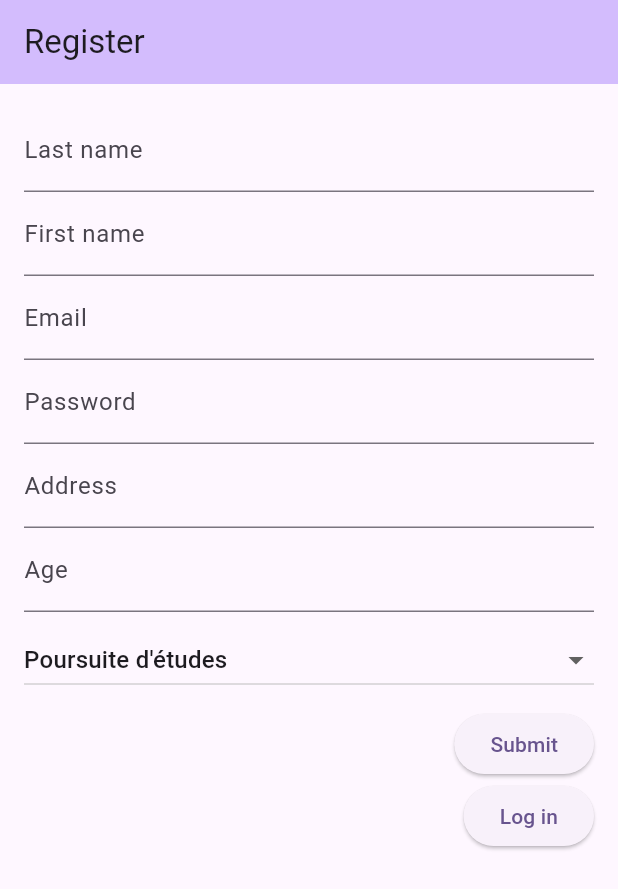
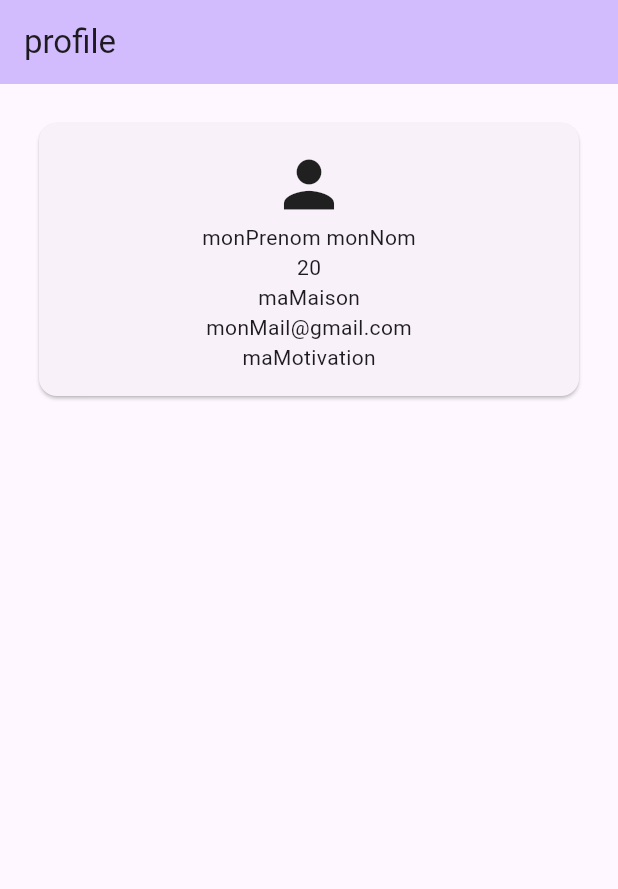
Before and after one commit to Kaylana1968/CodeEvaluator, a Flutter app: the screen it shows after launch, on a phone screen of 412 x 824 dp. Shown: the top 889 px of the screen. Run offline on Flutter 3.47's test engine with Material 3 defaults, Android fonts, the phone set to English and light mode, and no system bars; missing offline and left inert: dart:ffi.

Commit message:
ajout du profil : nom, prenom, email, adresse, age, motivation

```diff
--- /dev/null
+++ b/lib/Vue/profile.dart
@@ -0,0 +1,56 @@
+import 'dart:ffi';
+
+import 'package:flutter/material.dart';
+
+class profilePage extends StatefulWidget {
+  const profilePage({super.key, required this.title});
+
+  final String title;
+
+  @override
+  State<profilePage> createState() => _profilePageState();
+}
+
+class _profilePageState extends State<profilePage> {
+  final TextEditingController emailController = TextEditingController();
+  final TextEditingController passwordController = TextEditingController();
+
+  String lastName = "monNom";
+  String firstName = "monPrenom";
+  int age = 20;
+  String email = "monMail@gmail.com";
+  String address = "maMaison";
+  String motivation = "maMotivation";
+
+
+  @override
+  Widget build(BuildContext context) {
+    return Scaffold(
+      appBar: AppBar(
+        backgroundColor: Theme.of(context).colorScheme.inversePrimary,
+        title: Text(widget.title),
+      ),
+      body: Container(
+        width: double.infinity,
+          margin: const EdgeInsets.all(16.0),
+          child: Card(
+            margin: EdgeInsets.all(10.0),
+            child: Padding(padding: const EdgeInsets.all(16.0),
+              child: Column(
+                mainAxisSize: MainAxisSize.min,
+                crossAxisAlignment: CrossAxisAlignment.center,
+                children: [const Icon(Icons.person,size: 50,),
+                  Text("$firstName $lastName"),
+                  Text(age.toString()),
+                  Text(address),
+                  Text(email),
+                  Text(motivation),
+                ],
+              ),
+            )
+
+          )
+      ),
+    );
+  }
+}
--- a/lib/main.dart
+++ b/lib/main.dart
@@ -1,6 +1,7 @@
 import 'package:flutter/material.dart';
 import 'Vue/register.dart';
 import 'Vue/login.dart';
+import 'Vue/profile.dart';
 
 void main() {
   runApp(const MyApp());
@@ -19,10 +20,11 @@ class MyApp extends StatelessWidget {
           useMaterial3: true,
         ),
         debugShowCheckedModeBanner: false,
-        initialRoute: '/register',
+        initialRoute: '/profile',
         routes: {
           "/register": (context) => const RegistrationPage(title: "Register"),
-          "/login": (context) => const LoginPage(title: "Log in")
+          "/login": (context) => const LoginPage(title: "Log in"),
+          "/profile": (context) => const profilePage(title: "profile")
         });
   }
 }
```
